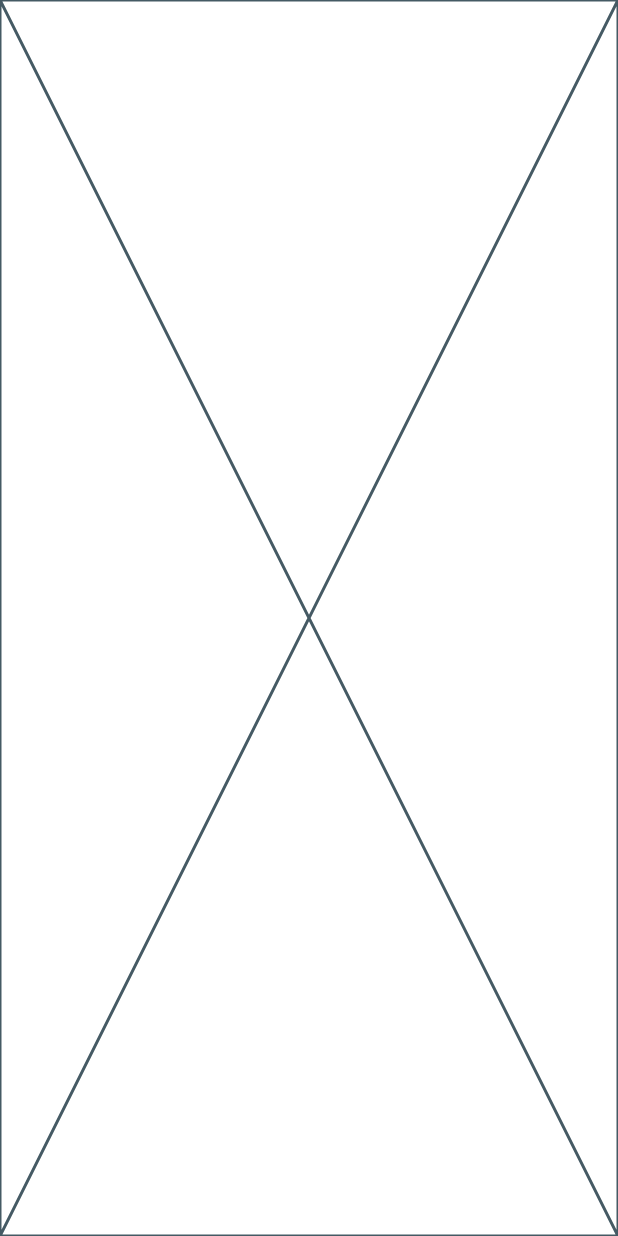
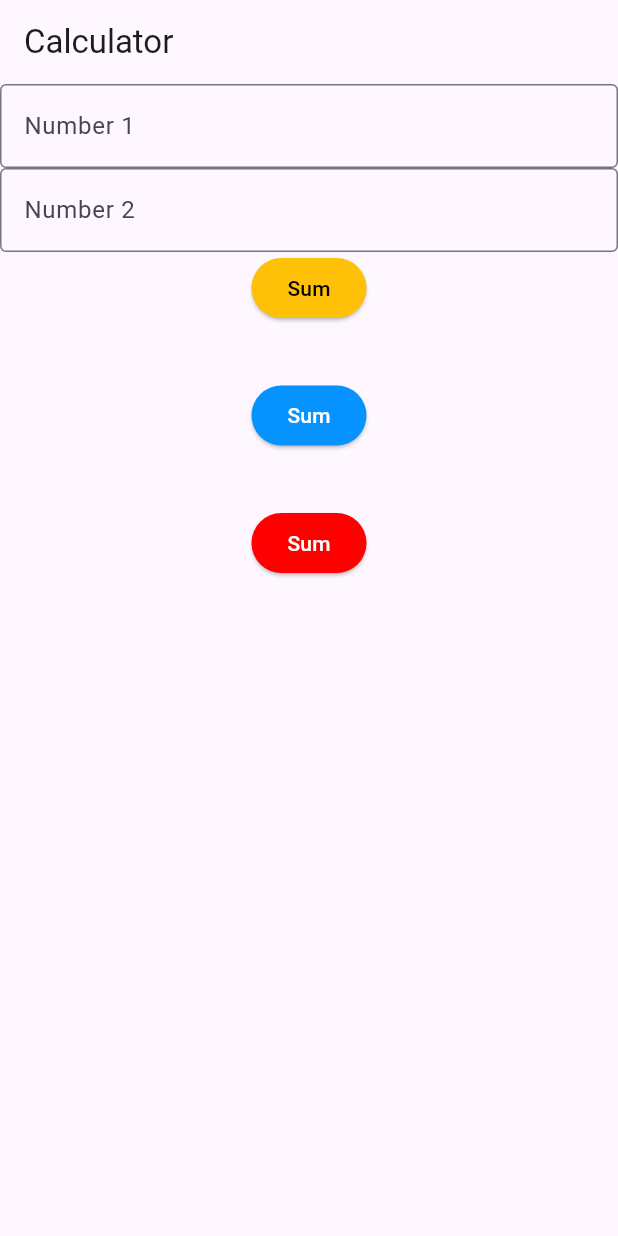
Before and after one commit to FRAmyZ010/MFU-MobileAppDev, a Flutter app: the screen it shows after launch, on a phone screen of 412 x 824 dp. Run offline on Flutter 3.47's test engine with Material 3 defaults, Android fonts, the phone set to English and light mode, and no system bars; missing offline and left inert: dart:ffi.

Commit message:
Setting UI

```diff
--- a/Week5/myapp/lib/week04/assignment/calculator.dart
+++ b/Week5/myapp/lib/week04/assignment/calculator.dart
@@ -8,8 +8,79 @@ class Calculator extends StatefulWidget {
 }
 
 class _CalculatorState extends State<Calculator> {
+  TextEditingController tcNum1 = TextEditingController();
+  TextEditingController tcNum2 = TextEditingController();
+
+  String ans = "";
+
+  // Sum function
+
+  void Sum() {}
+
+  void Power() {}
+  void Clear() {}
+
   @override
   Widget build(BuildContext context) {
-    return const Placeholder();
+    return Scaffold(
+      appBar: AppBar(title: Text('Calculator')),
+      body: Column(
+        children: [
+          Padding(
+            padding: const EdgeInsets.only(),
+            child: TextField(
+              controller: tcNum1,
+              decoration: InputDecoration(
+                border: OutlineInputBorder(),
+                labelText: "Number 1",
+              ),
+            ),
+          ),
+          Padding(
+            padding: const EdgeInsets.only(),
+            child: TextField(
+              controller: tcNum1,
+              decoration: InputDecoration(
+                border: OutlineInputBorder(),
+                labelText: "Number 2",
+              ),
+            ),
+          ),
+
+          ElevatedButton(
+            onPressed: Sum,
+            child: Text('Sum'),
+            style: ElevatedButton.styleFrom(
+              backgroundColor: Colors.amber,
+              foregroundColor: Colors.black,
+            ),
+          ),
+          SizedBox(height: 16),
+          Text(ans),
+
+          ElevatedButton(
+            onPressed: Power,
+            child: Text('Sum'),
+            style: ElevatedButton.styleFrom(
+              backgroundColor: const Color.fromARGB(255, 7, 147, 255),
+              foregroundColor: Colors.white,
+            ),
+          ),
+          SizedBox(height: 16),
+          Text(ans),
+
+          ElevatedButton(
+            onPressed: Clear,
+            child: Text('Sum'),
+            style: ElevatedButton.styleFrom(
+              backgroundColor: const Color.fromARGB(255, 254, 0, 0),
+              foregroundColor: Colors.white,
+            ),
+          ),
+          SizedBox(height: 16),
+          Text(ans),
+        ],
+      ),
+    );
   }
 }
```
